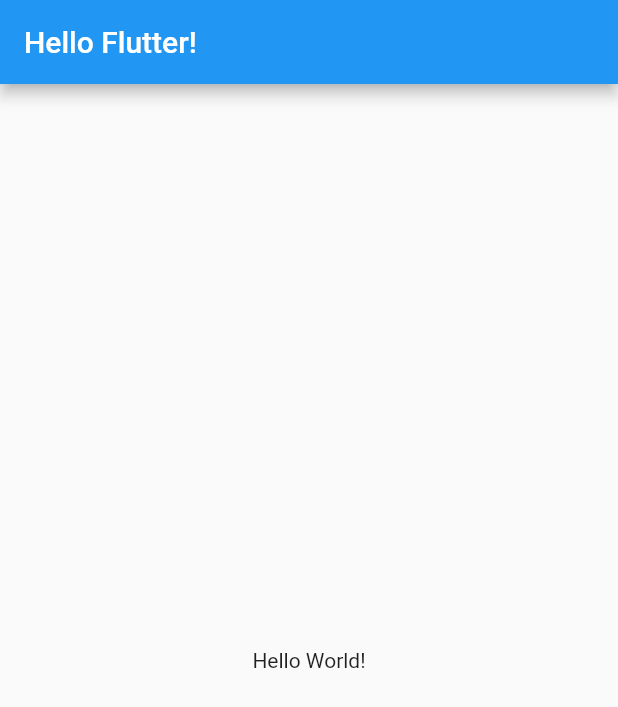
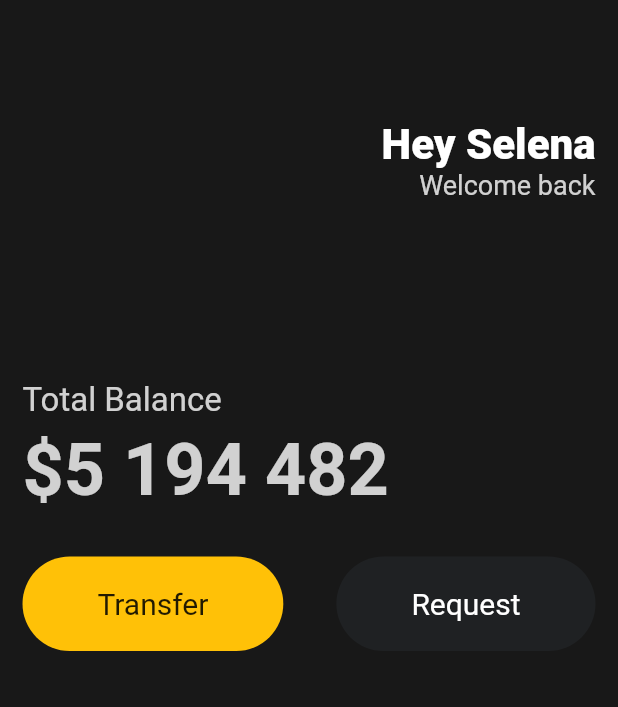
Before and after one commit to Cherrue/Lectures, a Flutter app: the screen it shows after launch, on a phone screen of 412 x 824 dp. Shown: the top 707 px of the screen. Run offline on Flutter 3.47's test engine with Material 2 defaults, Android fonts, the phone set to English and light mode, and no system bars.

Commit message:
flutter-for-beginners-2 파일 하나로 코딩하기 - header and button

```diff
--- a/flutter/toonflix/lib/main.dart
+++ b/flutter/toonflix/lib/main.dart
@@ -1,10 +1,12 @@
 import 'package:flutter/material.dart';
 
 void main() {
-  runApp(App()); // App : root widget
+  runApp(const App()); // App : root widget
 }
 
 class App extends StatelessWidget {
+  const App({super.key});
+
   // declare App to widget
   @override // dart grammar
   Widget build(BuildContext context) {
@@ -14,12 +16,115 @@ class App extends StatelessWidget {
     // 2. cupertion app - apple
     return MaterialApp(
       home: Scaffold(
-        appBar: AppBar(
-          actions: [],
-          title: Text('Hello Flutter!'),
-        ),
-        body: Center(
-          child: Text('Hello World!'),
+        // Scaffold -> layout
+        backgroundColor: const Color(0xFF181818),
+        body: Padding(
+          padding: const EdgeInsets.symmetric(
+            // horizontal or vertical
+            horizontal: 15,
+          ),
+          child: Column(
+            crossAxisAlignment: CrossAxisAlignment.start,
+            children: [
+              const SizedBox(
+                // simple empty space
+                height: 80,
+              ),
+              Row(
+                mainAxisAlignment:
+                    MainAxisAlignment.end, // row & main : horizontal
+                children: [
+                  Column(
+                    crossAxisAlignment:
+                        CrossAxisAlignment.end, // column & corss : horizontal
+                    children: [
+                      const Text(
+                        'Hey Selena',
+                        style: TextStyle(
+                          color: Colors.white,
+                          fontSize: 28,
+                          fontWeight: FontWeight.w800,
+                        ),
+                      ),
+                      Text(
+                        'Welcome back',
+                        style: TextStyle(
+                          color: Colors.white.withOpacity(0.8),
+                          fontSize: 18,
+                        ),
+                      ),
+                    ],
+                  )
+                ],
+              ),
+              const SizedBox(
+                height: 120,
+              ),
+              Text(
+                'Total Balance',
+                style: TextStyle(
+                  fontSize: 22,
+                  color: Colors.white.withOpacity(0.8),
+                ),
+              ),
+              const SizedBox(
+                height: 5,
+              ),
+              Text(
+                '\$5 194 482',
+                style: TextStyle(
+                  fontSize: 48,
+                  fontWeight: FontWeight.w600,
+                  color: Colors.white.withOpacity(0.8),
+                ),
+              ),
+              const SizedBox(
+                height: 30,
+              ),
+              Row(
+                mainAxisAlignment: MainAxisAlignment.spaceBetween,
+                children: [
+                  Container(
+                    decoration: BoxDecoration(
+                      color: Colors.amber,
+                      borderRadius: BorderRadius.circular(45),
+                    ),
+                    child: const Padding(
+                      padding: EdgeInsets.symmetric(
+                        vertical: 20,
+                        horizontal: 50,
+                      ),
+                      child: Text(
+                        'Transfer',
+                        style: TextStyle(
+                          fontSize: 20,
+                        ),
+                      ),
+                    ),
+                  ),
+                  Container(
+                    decoration: BoxDecoration(
+                      color: const Color(0xff1f2123),
+                      borderRadius: BorderRadius.circular(45),
+                    ),
+                    child: const Padding(
+                      padding: EdgeInsets.symmetric(
+                        vertical: 20,
+                        horizontal: 50,
+                      ),
+                      child: Text(
+                        'Request',
+                        style: TextStyle(
+                          color: Colors.white,
+                          fontSize: 20,
+                        ),
+                      ),
+                    ),
+                  )
+                ],
+              )
+            ],
+          ),
         ),
       ),
     );
```
